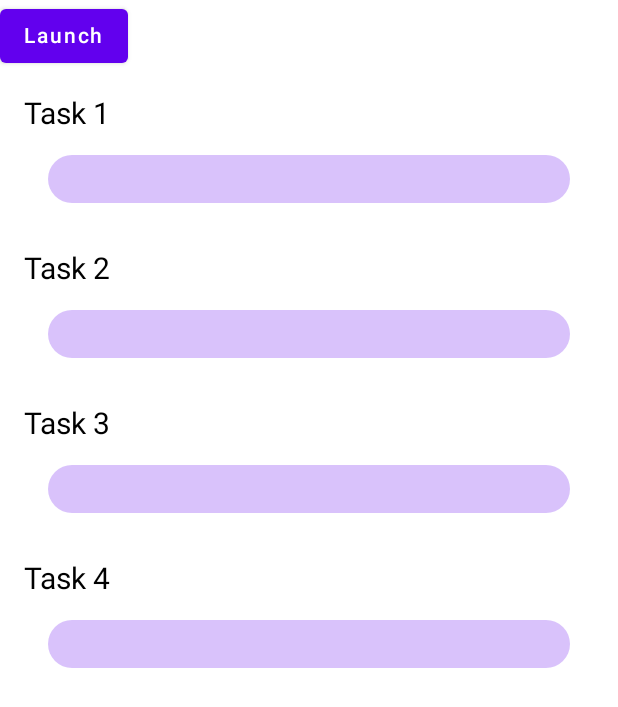
After one commit to nsmirosh/Interactive-Android-Concepts, an Android app built with Jetpack Compose: the composable CoroutineScopeScreen shown on its own in the app's theme, on a phone screen of 412 x 824 dp. The commit adds this screen. Shown: the top 707 px of the screen. Run offline under Robolectric (Android 15) with nearby library versions, the light colour scheme and no system bars; network calls fail.

Commit message:
Implemented a basic coroutine scope view

```diff
--- a/app/src/main/java/nick/mirosh/androidsamples/ui/coroutines/async/AsyncComparisonScreen.kt
+++ b/app/src/main/java/nick/mirosh/androidsamples/ui/coroutines/async/AsyncComparisonScreen.kt
@@ -91,6 +91,9 @@ fun AsyncComparisonScreen(
                         viewModel.cancelAsync1()
                     }
                 )
+                Column {
+
+                }
                 ProgressBarWithCancel(
                     progress = deferred2Updates,
                     label = "Async{} #2",
--- /dev/null
+++ b/app/src/main/java/nick/mirosh/androidsamples/ui/coroutines/coroutine_scope/CoroutineScopeScreen.kt
@@ -0,0 +1,156 @@
+package nick.mirosh.androidsamples.ui.coroutines.coroutine_scope
+
+import androidx.compose.animation.core.FastOutSlowInEasing
+import androidx.compose.animation.core.animateFloatAsState
+import androidx.compose.animation.core.tween
+import androidx.compose.foundation.layout.Column
+import androidx.compose.foundation.layout.Row
+import androidx.compose.foundation.layout.Spacer
+import androidx.compose.foundation.layout.fillMaxWidth
+import androidx.compose.foundation.layout.height
+import androidx.compose.foundation.layout.padding
+import androidx.compose.foundation.shape.RoundedCornerShape
+import androidx.compose.material.Button
+import androidx.compose.material.ButtonDefaults
+import androidx.compose.material.LinearProgressIndicator
+import androidx.compose.material.Text
+import androidx.compose.runtime.Composable
+import androidx.compose.runtime.getValue
+import androidx.compose.runtime.mutableStateOf
+import androidx.compose.runtime.remember
+import androidx.compose.runtime.setValue
+import androidx.compose.ui.Alignment
+import androidx.compose.ui.Modifier
+import androidx.compose.ui.draw.clip
+import androidx.compose.ui.graphics.Color
+import androidx.compose.ui.tooling.preview.Preview
+import androidx.compose.ui.unit.dp
+import androidx.compose.ui.unit.sp
+import androidx.hilt.navigation.compose.hiltViewModel
+import androidx.lifecycle.compose.collectAsStateWithLifecycle
+import nick.mirosh.androidsamples.ui.theme.MyApplicationTheme
+
+
+@Composable
+fun CoroutineScopeScreen(
+    viewModel: CoroutineScopeViewModel = hiltViewModel()
+) {
+    val task1Updates by viewModel.task1Flow.collectAsStateWithLifecycle()
+    val task2Updates by viewModel.task2Flow.collectAsStateWithLifecycle()
+    val task3Updates by viewModel.task3Flow.collectAsStateWithLifecycle()
+    val task4Updates by viewModel.task4Flow.collectAsStateWithLifecycle()
+
+    Column {
+        var coroutineScopeLaunched by remember {
+            mutableStateOf(false)
+        }
+        Button(
+            colors = if (coroutineScopeLaunched) ButtonDefaults.buttonColors(
+                backgroundColor = Color.Green,
+                contentColor = Color.White
+            )
+            else ButtonDefaults.buttonColors(),
+            onClick = {
+                coroutineScopeLaunched = true
+                viewModel.onCoroutineScopeClicked()
+            }) {
+            Text(if (coroutineScopeLaunched) "Launched" else "Launch")
+        }
+        ProgressBarWithLabel(
+            modifier = Modifier.padding(16.dp),
+            progress = task1Updates,
+            label = "Task 1",
+        )
+        ProgressBarWithLabel(
+            modifier = Modifier.padding(16.dp),
+            progress = task2Updates,
+            label = "Task 2",
+        )
+        ProgressBarWithLabel(
+            modifier = Modifier.padding(16.dp),
+            progress = task3Updates,
+            label = "Task 3",
+        )
+        ProgressBarWithLabel(
+
+            modifier = Modifier.padding(16.dp),
+            progress = task4Updates,
+            label = "Task 4",
+        )
+    }
+}
+
+
+@Composable
+fun ProgressBarWithLabel(
+    modifier: Modifier = Modifier,
+    progress: Float,
+    label: String,
+) {
+    Column {
+        Spacer(modifier = Modifier.height(16.dp))
+        Text(
+            modifier = Modifier
+                .padding(horizontal = 16.dp),
+            text = label,
+            fontSize = 20.sp
+        )
+        Row(
+            modifier = Modifier.fillMaxWidth(),
+            verticalAlignment = Alignment.CenterVertically
+        ) {
+            ProgressBar(
+                modifier = modifier
+                    .weight(2f / 3f),
+                progress = progress
+            )
+        }
+    }
+}
+
+
+@Composable
+fun ProgressBar(
+    modifier: Modifier = Modifier,
+    progress: Float,
+) {
+
+    val progressAnimDuration = 300
+    val progressAnimation by animateFloatAsState(
+        targetValue = progress,
+        animationSpec = tween(
+            durationMillis = progressAnimDuration,
+            easing = FastOutSlowInEasing
+        ),
+        label = ""
+    )
+    LinearProgressIndicator(
+        progress = progressAnimation,
+        modifier = modifier
+            .padding(horizontal = 16.dp)
+            .height(32.dp)
+            .clip(RoundedCornerShape(16.dp))
+    )
+}
+
+
+@Preview
+@Composable
+fun ProgressBarWithCancelPreview() {
+    MyApplicationTheme {
+        ProgressBarWithLabel(
+            modifier = Modifier.padding(16.dp),
+            progress = 0.5f,
+            label = "Deferred 1",
+        )
+    }
+}
+
+
+@Preview
+@Composable
+fun CoroutineScopeScreenPreview() {
+    MyApplicationTheme {
+        CoroutineScopeScreen()
+    }
+}
--- /dev/null
+++ b/app/src/main/java/nick/mirosh/androidsamples/ui/coroutines/coroutine_scope/CoroutineScopeViewModel.kt
@@ -0,0 +1,53 @@
+package nick.mirosh.androidsamples.ui.coroutines.coroutine_scope
+
+import androidx.lifecycle.ViewModel
+import androidx.lifecycle.viewModelScope
+import kotlinx.coroutines.coroutineScope
+import kotlinx.coroutines.delay
+import kotlinx.coroutines.flow.MutableStateFlow
+import kotlinx.coroutines.flow.asStateFlow
+import kotlinx.coroutines.launch
+import nick.mirosh.androidsamples.ui.coroutines.runUpdatesIn
+
+const val updateSpeed = 300L
+
+class CoroutineScopeViewModel : ViewModel() {
+
+
+    //TODO refactor to use 1 flow
+    private val _task1Flow = MutableStateFlow(0f)
+    val task1Flow = _task1Flow.asStateFlow()
+
+    private val _task2Flow = MutableStateFlow(0f)
+    val task2Flow = _task2Flow.asStateFlow()
+
+    private val _task3Flow = MutableStateFlow(0f)
+    val task3Flow = _task3Flow.asStateFlow()
+
+    private val _task4Flow = MutableStateFlow(0f)
+    val task4Flow = _task4Flow.asStateFlow()
+
+    fun onCoroutineScopeClicked() {
+        viewModelScope.launch {
+            launch {
+                delay(200L)
+                println("Task 1")
+                runUpdatesIn(_task1Flow, updateSpeed)
+            }
+
+            coroutineScope {
+                launch {
+                    delay(500L)
+                    println("Task 2")
+                    runUpdatesIn(_task2Flow, updateSpeed)
+                }
+                delay(100L)
+                println("Task 3")
+                runUpdatesIn(_task3Flow, updateSpeed)
+            }
+
+            println("Task 4")
+            runUpdatesIn(_task4Flow, updateSpeed)
+        }
+    }
+}
```
Also changed, not shown: app/src/main/java/nick/mirosh/androidsamples/ui/coroutines/async/AsyncComparisonViewModel.kt (+1 -10 lines), app/src/main/java/nick/mirosh/androidsamples/ui/coroutines/lobby/CoroutineLobbyScreen.kt (+17 -1 lines), app/src/main/java/nick/mirosh/androidsamples/ui/coroutines/utils.kt (added, +13 -0 lines).
